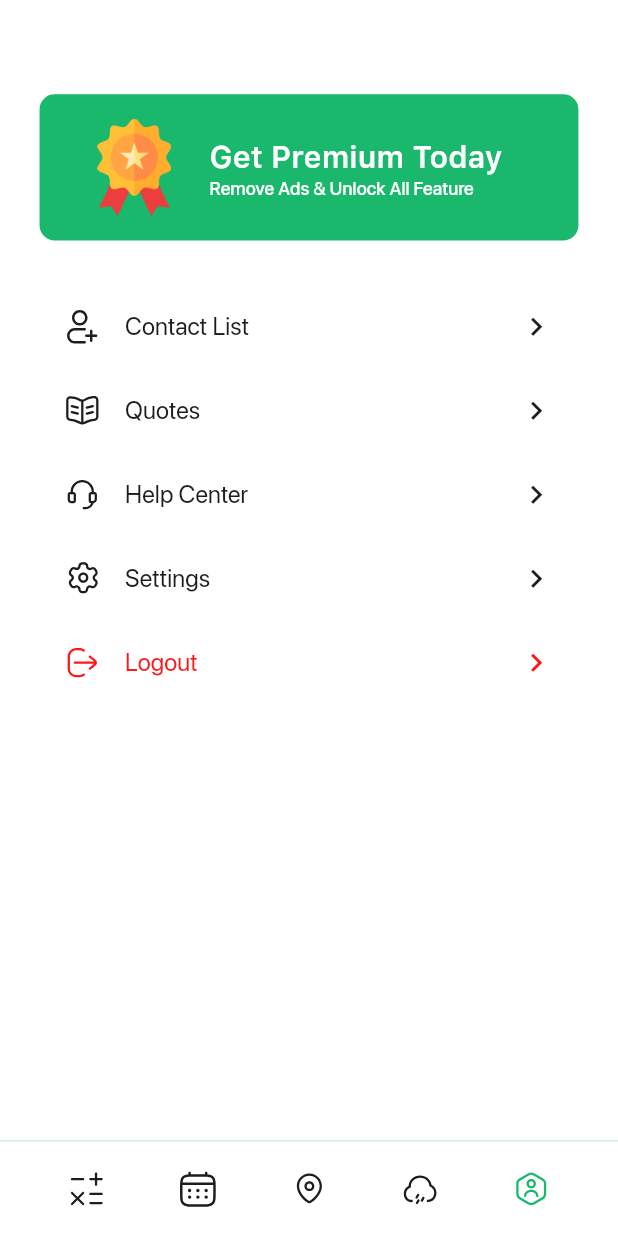
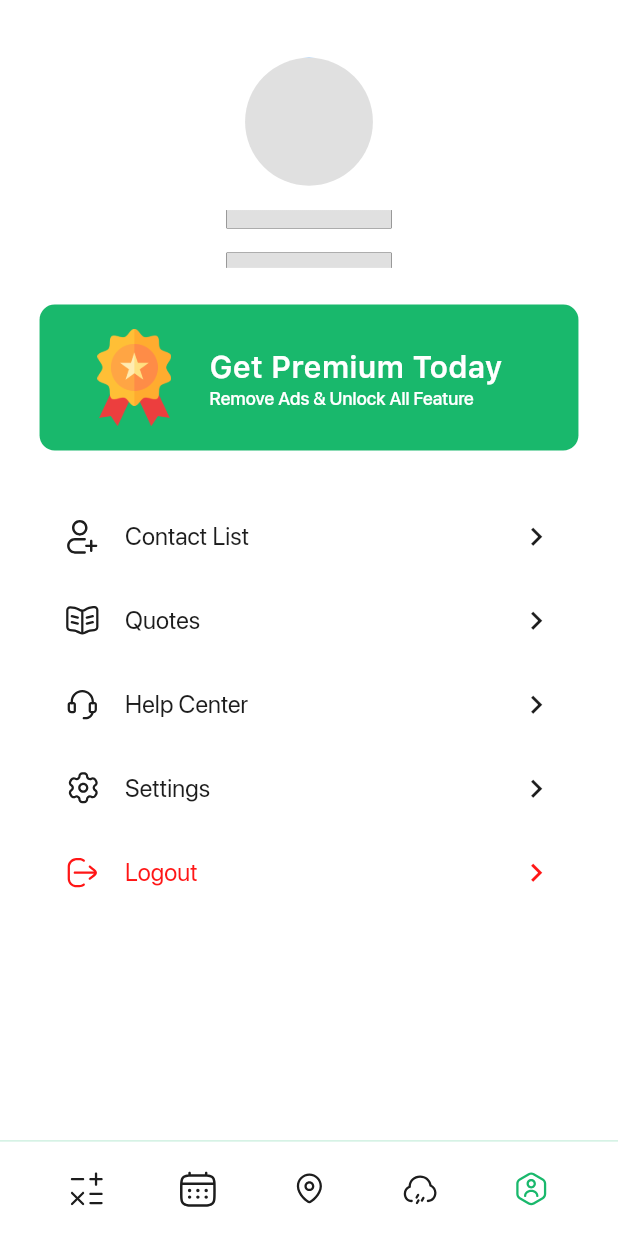
Before and after one commit to Abdulcomsian/calculator-flutter-app, a Flutter app: the HomeView screen opened by its route, item 5 of the bottom bar chosen, on a phone screen of 412 x 824 dp. Run offline on Flutter 3.47's test engine with Material 3 defaults, Android fonts, the phone set to English and light mode, and no system bars; drawn by our look-alikes of shimmer; our stand-ins replace auto_size_text, cached_network_image, firebase_core, flutter_keyboard_visibility, flutter_riverpod, flutter_screenutil and 18 more; missing offline and left inert: flutter_polyline_points; accounts and stored records are empty; generated files the repository leaves out were written again; statements that could not run were skipped; project files that could hold a hidden picture were left out.

```diff
--- a/lib/features/auth/presentation/views/profile/profile_view.dart
+++ b/lib/features/auth/presentation/views/profile/profile_view.dart
@@ -21,6 +21,7 @@ import 'package:flutter_riverpod/flutter_riverpod.dart';
 import 'package:flutter_screenutil/flutter_screenutil.dart';
 import 'package:flutter_svg/svg.dart';
 import 'package:go_router/go_router.dart';
+import 'package:shimmer/shimmer.dart';
 
 class ProfileView extends ConsumerStatefulWidget {
   const ProfileView({super.key});
@@ -143,7 +144,37 @@ class _ProfileViewState extends ConsumerState<ProfileView> {
               final userAsync = ref.watch(userProvider);
 
               if (!userAsync.hasValue) {
-                return const SizedBox();
+                return Column(
+                  children: [
+                    Shimmer.fromColors(
+                      highlightColor: Colors.grey.shade100,
+                      baseColor: Colors.grey.shade300,
+                      child: CircleAvatar(
+                        radius: 42.r,
+                      ),
+                    ),
+                    16.hb,
+                    Shimmer.fromColors(
+                      highlightColor: Colors.grey.shade100,
+                      baseColor: Colors.grey.shade300,
+                      child: Container(
+                        height: 12.h,
+                        width: 100.w,
+                        color: R.colors.black,
+                      ),
+                    ),
+                    16.hb,
+                    Shimmer.fromColors(
+                      highlightColor: Colors.grey.shade100,
+                      baseColor: Colors.grey.shade300,
+                      child: Container(
+                        height: 10.h,
+                        width: 100.w,
+                        color: R.colors.black,
+                      ),
+                    ),
+                  ],
+                );
               }
 
               final user = userAsync.value;
@@ -155,13 +186,13 @@ class _ProfileViewState extends ConsumerState<ProfileView> {
                         image: user!.img,
                         size: 82.r,
                       ),
-                      // Positioned(
-                      //   right: 0,
-                      //   bottom: 0,
-                      //   child: Assets.svgs.tickIcon.svg(
-                      //     height: 12.r,
-                      //   ),
-                      // )
+                      Positioned(
+                        right: 6.w,
+                        bottom: 2.h,
+                        child: Assets.svgs.tickIcon.svg(
+                          height: 12.r,
+                        ),
+                      )
                     ],
                   ),
                   16.hb,
```
Also changed, not shown: lib/features/auth/domain/models/vehicle/vehicle_entity.dart (deleted, +0 -13 lines), lib/features/auth/domain/models/vehicle/vehicle_model.dart (deleted, +0 -22 lines), lib/features/auth/domain/models/vehicle_model/vehicle_model_entity.dart (deleted, +0 -11 lines), lib/features/auth/domain/models/vehicle_model/vehicle_model_model.dart (deleted, +0 -21 lines), lib/features/premium/presentation/views/popups/get_premium_popup.dart (added, +154 -0 lines), lib/features/premium/presentation/views/widgets/get_premium_card_widget.dart (+14 -1 lines), lib/features/auth/presentation/views/forget_password/forgot_password_view.dart (line endings or trailing spaces).
